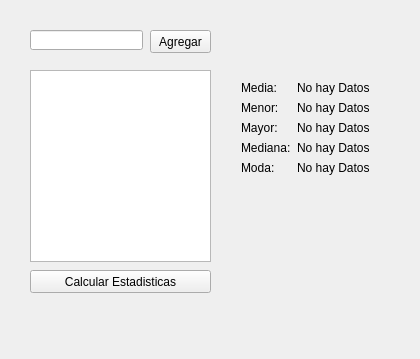
Old version of the form mainwindow.ui in the repository jcespinoza/Programa_Estadistica.
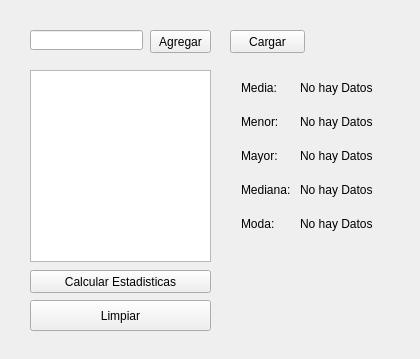
New version of the form.

Commit message: Changes made in class today

```diff
--- a/mainwindow.ui
+++ b/mainwindow.ui
@@ -73,6 +73,12 @@
      <property name="fieldGrowthPolicy">
       <enum>QFormLayout::AllNonFixedFieldsGrow</enum>
      </property>
+     <property name="horizontalSpacing">
+      <number>9</number>
+     </property>
+     <property name="verticalSpacing">
+      <number>20</number>
+     </property>
      <item row="0" column="0">
       <widget class="QLabel" name="label">
        <property name="text">
@@ -145,6 +151,32 @@
      </item>
     </layout>
    </widget>
+   <widget class="QPushButton" name="pbLimpiar">
+    <property name="geometry">
+     <rect>
+      <x>30</x>
+      <y>300</y>
+      <width>181</width>
+      <height>31</height>
+     </rect>
+    </property>
+    <property name="text">
+     <string>Limpiar</string>
+    </property>
+   </widget>
+   <widget class="QPushButton" name="pbCargar">
+    <property name="geometry">
+     <rect>
+      <x>230</x>
+      <y>30</y>
+      <width>75</width>
+      <height>23</height>
+     </rect>
+    </property>
+    <property name="text">
+     <string>Cargar</string>
+    </property>
+   </widget>
   </widget>
  </widget>
  <layoutdefault spacing="6" margin="11"/>
```
The commit also changes 3 other files.
